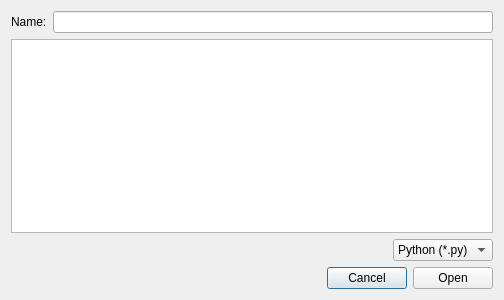
This is nicos_ess/gui/dialogs/remote_file_dialog.ui in ess-dmsc/nicos as Qt 5 draws it before an edit. The edited form follows.
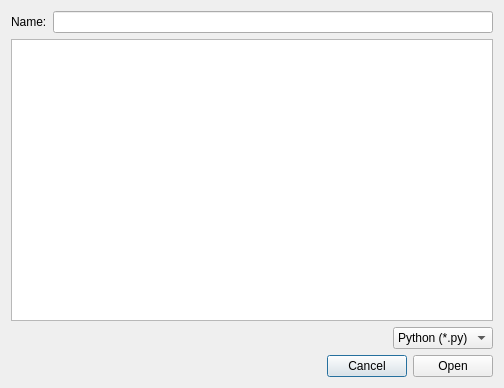
This is the edited form.

Commit message: warn before overwriting file

The edit to the form file:
```diff
--- a/nicos_ess/gui/dialogs/remote_file_dialog.ui
+++ b/nicos_ess/gui/dialogs/remote_file_dialog.ui
@@ -7,7 +7,7 @@
     <x>0</x>
     <y>0</y>
     <width>504</width>
-    <height>300</height>
+    <height>388</height>
    </rect>
   </property>
   <property name="windowTitle">
```
The commit also changes 2 other files.
